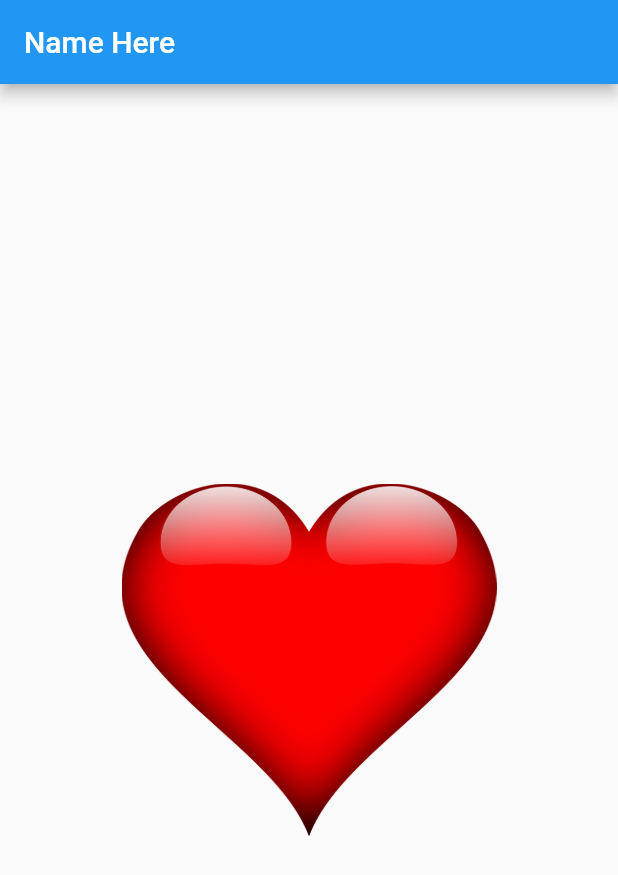
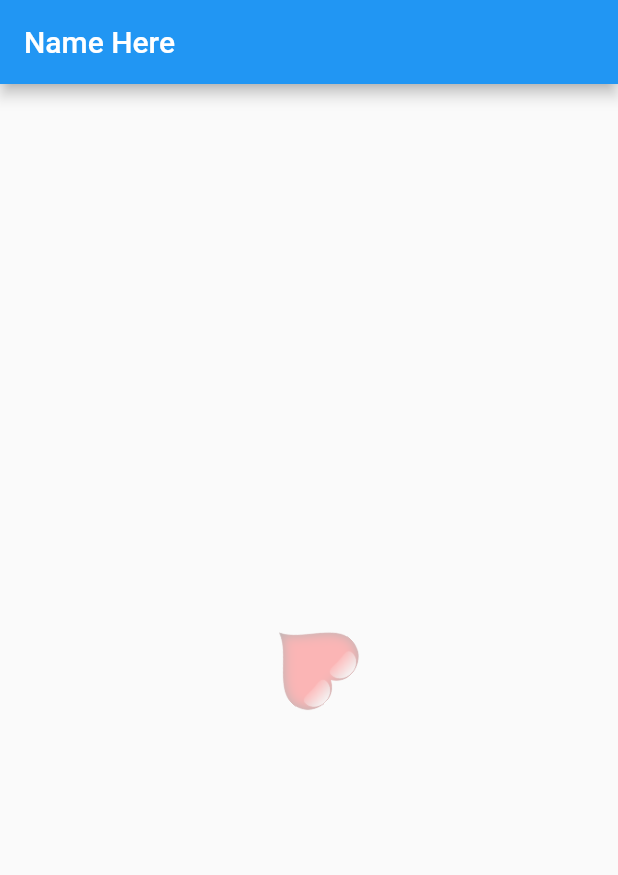
Before and after one commit to MrAnsheff/nn, a Flutter app: the screen it shows after launch, on a phone screen of 412 x 824 dp. Shown: the top 875 px of the screen. Run offline on Flutter 3.47's test engine with Material 2 defaults, Android fonts, the phone set to English and light mode, and no system bars.

```diff
--- a/lib/main.dart
+++ b/lib/main.dart
@@ -12,44 +12,56 @@ class MyApp extends StatefulWidget {
   State createState() => new _State();
 }
 
-class _State extends State<MyApp> with SingleTickerProviderStateMixin{
-  Animation<double> animation;
+class AnimatedLogo extends AnimatedWidget{
+
+  final _opacityTween = new Tween(begin: 0.1, end: 1.0);
+  final _rotateTween = new Tween(begin: 0.0, end: 12.0);
+  final _sizeTween = new Tween(begin: 0.0, end: 300.0);
+
+  AnimatedLogo({Key key, Animation<double> animation}) : super(key: key, listenable: animation);
+
+  Widget build(BuildContext context){
+    final Animation<double> animation = listenable;
+    return new Transform.rotate(angle: _rotateTween.evaluate(animation),
+    child: new Opacity(opacity: _opacityTween.evaluate(animation),
+    child: new Container(
+      margin: EdgeInsets.symmetric(vertical: 10.0),
+      height: _sizeTween.evaluate(animation),
+      width: _sizeTween.evaluate(animation),
+      child: new Image.asset('images/lan.png'),
+    ),
+    )
+    );
+
+  }
+}
+
+class _State extends State<MyApp> with TickerProviderStateMixin{
+  Animation animation;
   AnimationController controller;
 
   @override
   void initState(){
     super.initState();
-    controller = new AnimationController(duration: const Duration(milliseconds: 1000),vsync: this);
-    final CurvedAnimation curve = new CurvedAnimation(parent: controller, curve: Curves.bounceInOut);
-    animation = new Tween(begin: 200.0, end: 300.0).animate(curve);
+    controller = new AnimationController(duration: const Duration(milliseconds: 2000), vsync: this);
+    animation = new CurvedAnimation(parent: controller, curve: Curves.easeIn);
     animation.addStatusListener(listener);
 
     controller.forward();
   }
 
+  void listener(AnimationStatus status){
+    if(status == AnimationStatus.completed){
+      controller.reverse();
+    } else if (status == AnimationStatus.dismissed){
+      controller.forward();
+    }
+  }
   @override
   void dispose(){
     controller.dispose();
     super.dispose();
   }
-
-  void listener(AnimationStatus status){
-    if(status == AnimationStatus.completed){
-      controller.reverse();
-    } else if(status == AnimationStatus.dismissed){
-      controller.forward();
-    }
-
-  }
-
-  Widget builder(BuildContext context, Widget child){
-    return new Container(
-      height: animation.value,
-      width: animation.value,
-      child: new Image.asset('images/lan.png')
-    );
-  }
-
 
   @override
   Widget build(BuildContext context) {
@@ -60,7 +72,7 @@ class _State extends State<MyApp> with SingleTickerProviderStateMixin{
       body: new Container(
         padding: new EdgeInsets.all(32.0),
         child: new Center(
-          child: new AnimatedBuilder(animation: animation, builder: builder,),
+          child: new AnimatedLogo(animation: animation),
         ),
       ),
     );
```
